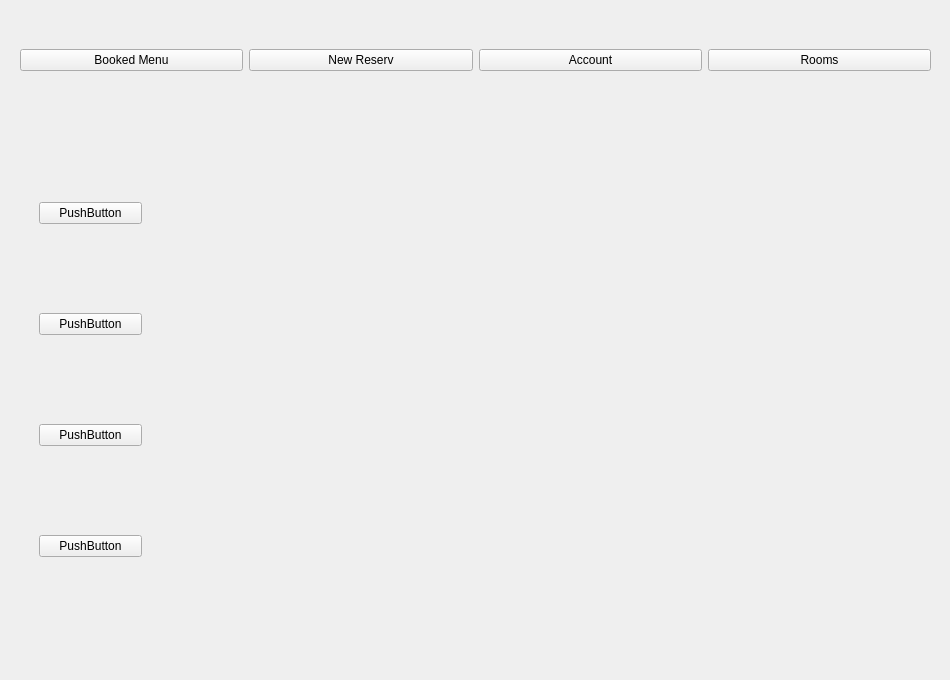
Above: mainwindow.ui from kavehtr/hotelReserv before the change. Below: the same form after it.
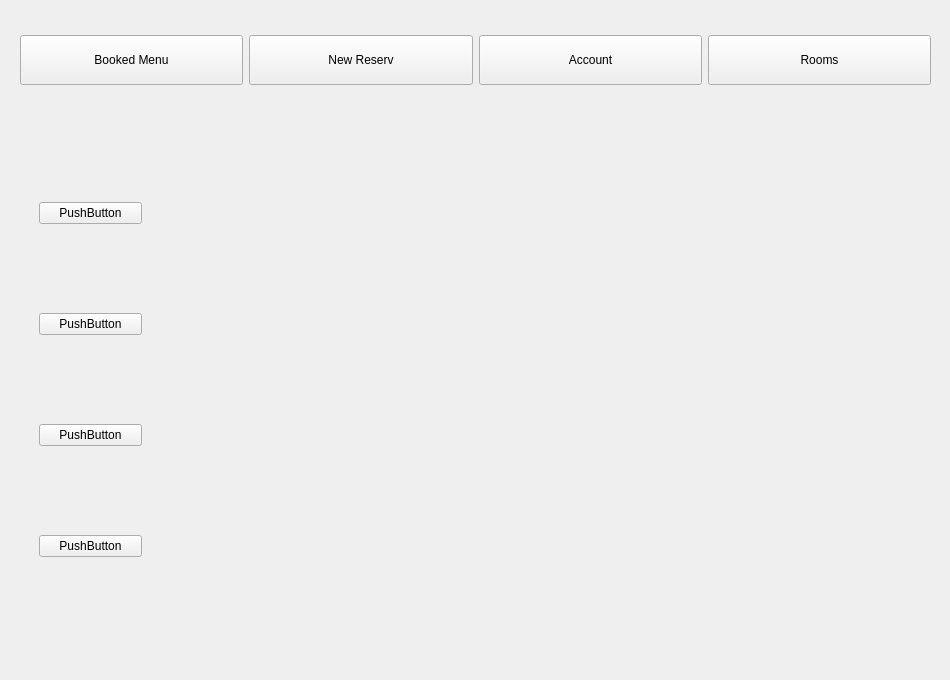
That is the form after the change.

```diff
--- a/mainwindow.ui
+++ b/mainwindow.ui
@@ -44,6 +44,12 @@
     <layout class="QHBoxLayout" name="horizontalLayout">
      <item>
       <widget class="QPushButton" name="bookedMenu">
+       <property name="minimumSize">
+        <size>
+         <width>0</width>
+         <height>50</height>
+        </size>
+       </property>
        <property name="text">
         <string>Booked Menu</string>
        </property>
@@ -51,6 +57,12 @@
      </item>
      <item>
       <widget class="QPushButton" name="newReserv">
+       <property name="minimumSize">
+        <size>
+         <width>0</width>
+         <height>50</height>
+        </size>
+       </property>
        <property name="text">
         <string>New Reserv</string>
        </property>
@@ -58,13 +70,25 @@
      </item>
      <item>
       <widget class="QPushButton" name="account">
+       <property name="minimumSize">
+        <size>
+         <width>0</width>
+         <height>50</height>
+        </size>
+       </property>
        <property name="text">
         <string>Account</string>
        </property>
       </widget>
      </item>
      <item>
-      <widget class="QPushButton" name="pushButton_4">
+      <widget class="QPushButton" name="rooms">
+       <property name="minimumSize">
+        <size>
+         <width>0</width>
+         <height>50</height>
+        </size>
+       </property>
        <property name="text">
         <string>Rooms</string>
        </property>
```
